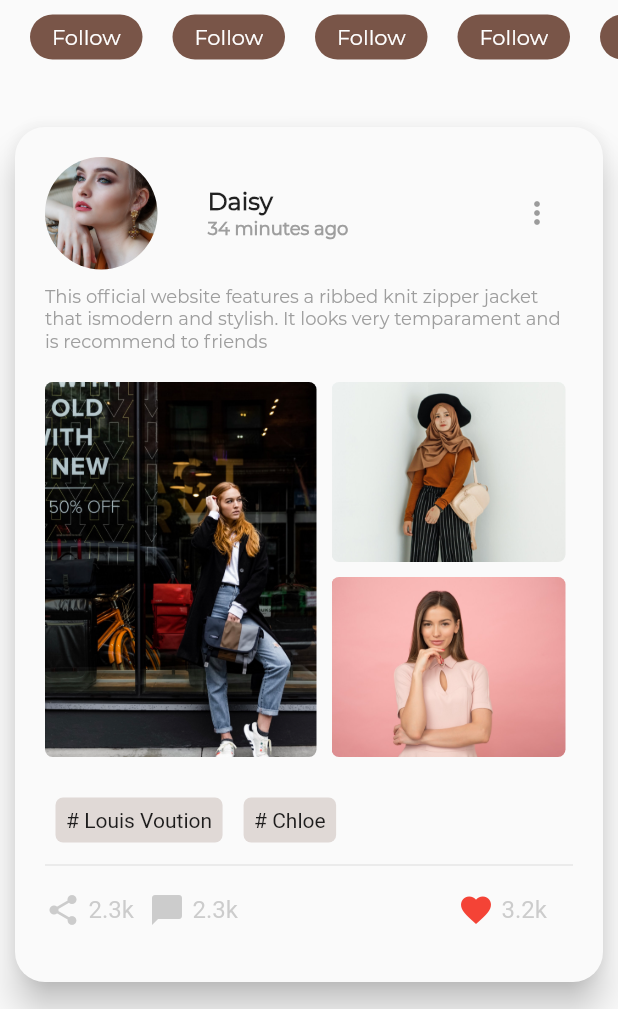
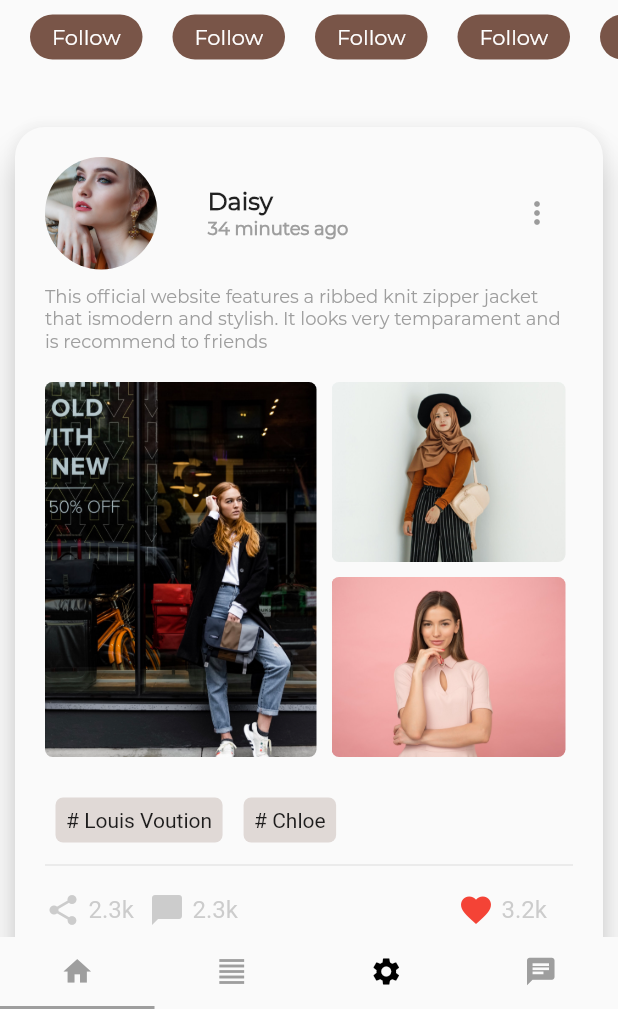
Before and after one commit to JafarJabbar/fashionApp, a Flutter app: the screen it shows after launch, on a phone screen of 412 x 824 dp, the part 227-1236 px from its top. Run offline on Flutter 3.47's test engine with Material 2 defaults, Android fonts, the phone set to English and light mode, and no system bars; project files that could hold a hidden picture were left out.

Commit message:
Final application

```diff
--- a/lib/main.dart
+++ b/lib/main.dart
@@ -1,4 +1,5 @@
 import 'package:flutter/material.dart';
+import 'package:fashion/details.dart';
 
 void main() {
   runApp(new MaterialApp(
@@ -12,10 +13,56 @@ class OnePage extends StatefulWidget {
   _OnePageState createState() => _OnePageState();
 }
 
-class _OnePageState extends State<OnePage> {
+class _OnePageState extends State<OnePage> with SingleTickerProviderStateMixin {
+  TabController tabController;
+
+  @override
+  void initState() {
+    // TODO: implement initState
+    super.initState();
+    tabController = TabController(length: 4, vsync: this);
+  }
+
+  @override
+  void dispose() {
+    // TODO: implement dispose
+    tabController.dispose();
+    super.dispose();
+  }
+
   @override
   Widget build(BuildContext context) {
     return Scaffold(
+        bottomNavigationBar: TabBar(
+          indicatorColor: Colors.grey,
+          controller: tabController,
+          tabs: <Widget>[
+            Tab(
+                icon: Icon(
+              Icons.home,
+              color: Colors.grey,
+              size: 22,
+            )),
+            Tab(
+                icon: Icon(
+              Icons.format_align_justify,
+              color: Colors.grey,
+              size: 22,
+            )),
+            Tab(
+                icon: Icon(
+              Icons.settings,
+              color: Colors.black,
+              size: 22,
+            )),
+            Tab(
+                icon: Icon(
+              Icons.chat,
+              color: Colors.grey,
+              size: 22,
+            )),
+          ],
+        ),
         appBar: AppBar(
           backgroundColor: Colors.transparent,
           elevation: 0,
@@ -142,10 +189,13 @@ class _OnePageState extends State<OnePage> {
                         children: <Widget>[
                           Row(
                             children: <Widget>[
-                              Container(
+                              InkWell(
+                                child: Hero(
+                                  tag: 'assets/images/modelgrid1.jpeg',
+                                  child: Container(
                                     height: 250,
-                                width:
-                                    (MediaQuery.of(context).size.width - 50) /
+                                    width: (MediaQuery.of(context).size.width -
+                                            50) /
                                         2,
                                     decoration: BoxDecoration(
                                         borderRadius: BorderRadius.circular(5),
@@ -154,90 +204,138 @@ class _OnePageState extends State<OnePage> {
                                                 'assets/images/modelgrid1.jpeg'),
                                             fit: BoxFit.cover)),
                                   ),
+                                ),
+                                onTap: () {
+                                  Navigator.push(
+                                      context,
+                                      MaterialPageRoute(
+                                          builder: (context) => Details(
+                                              imgPath:
+                                                  'assets/images/modelgrid1.jpeg')));
+                                },
+                              ),
                               SizedBox(
                                 width: 10,
                               ),
                               Column(
                                 children: <Widget>[
-                                  Container(
+                                  InkWell(
+                                    onTap: () {
+                                      Navigator.push(
+                                          context,
+                                          MaterialPageRoute(
+                                              builder: (context) => Details(
+                                                  imgPath:
+                                                  'assets/images/modelgrid2.jpeg')));
+                                    },
+
+                                    child: Hero(
+                                      tag: 'assets/images/modelgrid2.jpeg',
+                                      child: Container(
                                         height: 120,
                                         margin: EdgeInsets.only(bottom: 10),
-                                    width: (MediaQuery.of(context).size.width -
+                                        width:
+                                            (MediaQuery.of(context).size.width -
                                                     100) /
                                                 2,
                                         decoration: BoxDecoration(
-                                        borderRadius: BorderRadius.circular(5),
+                                            borderRadius:
+                                                BorderRadius.circular(5),
                                             image: DecorationImage(
                                                 image: AssetImage(
                                                     'assets/images/modelgrid2.jpeg'),
                                                 fit: BoxFit.cover)),
                                       ),
-                                  Container(
+                                    ),
+                                  ),
+                                  InkWell(
+                                    onTap: () {
+                                      Navigator.push(
+                                          context,
+                                          MaterialPageRoute(
+                                              builder: (context) => Details(
+                                                  imgPath:
+                                                  'assets/images/modelgrid3.jpeg')));
+                                    },
+                                    child: Hero(
+                                      tag: 'assets/images/modelgrid3.jpeg',
+                                      child: Container(
                                         height: 120,
-                                    width: (MediaQuery.of(context).size.width -
-                                            100) /
-                                        2,
+                                        width: (MediaQuery.of(context)
+                                                    .size
+                                                    .width -100) /2,
                                         decoration: BoxDecoration(
-                                        borderRadius: BorderRadius.circular(5),
+                                            borderRadius:
+                                                BorderRadius.circular(5),
                                             image: DecorationImage(
                                                 image: AssetImage(
                                                     'assets/images/modelgrid3.jpeg'),
                                                 fit: BoxFit.cover)),
                                       ),
+                                    ),
+                                  ),
                                 ],
                               )
                             ],
                           ),
-
                           SizedBox(
                             height: 20,
                           ),
-
                           Row(
                             children: <Widget>[
                               Center(
                                 child: Container(
                                   padding: EdgeInsets.all(7),
                                   margin: EdgeInsets.all(7),
-                                    child: Text('# Louis Voution',style: TextStyle(),),
+                                  child: Text(
+                                    '# Louis Voution',
+                                    style: TextStyle(),
+                                  ),
                                   decoration: BoxDecoration(
                                       color: Colors.brown.withOpacity(.2),
-                                      borderRadius: BorderRadius.circular(5)
+                                      borderRadius: BorderRadius.circular(5)),
                                 ),
                               ),
-                              ),                         Center(
+                              Center(
                                 child: Container(
                                   padding: EdgeInsets.all(7),
                                   margin: EdgeInsets.all(7),
-                                    child: Text('# Chloe',style: TextStyle(),),
+                                  child: Text(
+                                    '# Chloe',
+                                    style: TextStyle(),
+                                  ),
                                   decoration: BoxDecoration(
                                       color: Colors.brown.withOpacity(.2),
-                                      borderRadius: BorderRadius.circular(5)
-                                    ),
+                                      borderRadius: BorderRadius.circular(5)),
                                 ),
                               ),
                             ],
                           ),
                           Divider(),
                           SizedBox(
-                            height: 10  ,
+                            height: 10,
                           ),
-
                           Row(
                             children: <Widget>[
                               Icon(Icons.share,
                                   color: Colors.grey.withOpacity(0.5)),
-                              SizedBox(width: 5,),
+                              SizedBox(
+                                width: 5,
+                              ),
                               Text(
                                 '2.3k',
                                 style: TextStyle(
                                     fontSize: 16,
                                     color: Colors.grey.withOpacity(0.5)),
                               ),
-                              SizedBox(width: 10,),
+                              SizedBox(
+                                width: 10,
+                              ),
                               Icon(Icons.chat_bubble,
                                   color: Colors.grey.withOpacity(0.5)),
-                              SizedBox(width: 5,),
+                              SizedBox(
+                                width: 5,
+                              ),
                               Text(
                                 '2.3k',
                                 style: TextStyle(
@@ -245,21 +343,23 @@ class _OnePageState extends State<OnePage> {
                                     color: Colors.grey.withOpacity(0.5)),
                               ),
                               Container(
-                              width: (MediaQuery.of(context).size.width)/2,
+                                width: (MediaQuery.of(context).size.width) / 2,
                                 child: Row(
                                   mainAxisAlignment: MainAxisAlignment.end,
                                   children: <Widget>[
-                                  SizedBox(width: 10,),
-                                  Icon(Icons.favorite,
-                                      color: Colors.red),
-                                  SizedBox(width: 5,),
+                                    SizedBox(
+                                      width: 10,
+                                    ),
+                                    Icon(Icons.favorite, color: Colors.red),
+                                    SizedBox(
+                                      width: 5,
+                                    ),
                                     Text(
                                       '3.2k',
                                       style: TextStyle(
                                           fontSize: 16,
                                           color: Colors.grey.withOpacity(0.5)),
                                     ),
-
                                   ],
                                 ),
                               )
```
Also changed, not shown: lib/details.dart (added, +115 -0 lines). Lines whose indentation alone changed are shown as unchanged.
